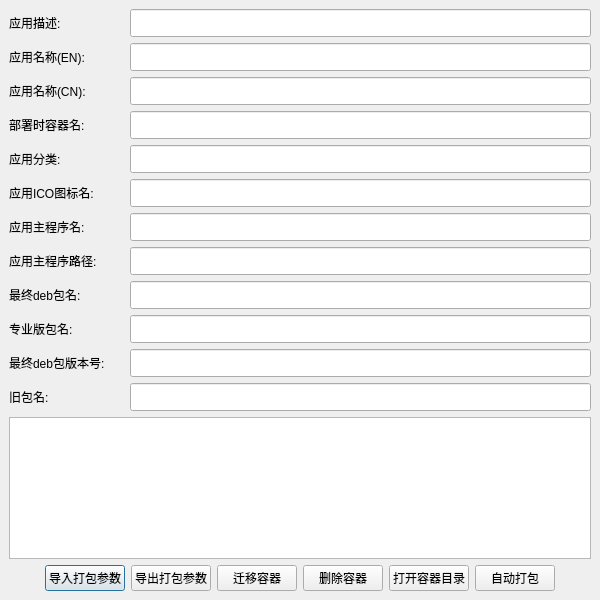
gfdgd-xi/vekcode, file ui/vekPackage.ui: the form before one commit.
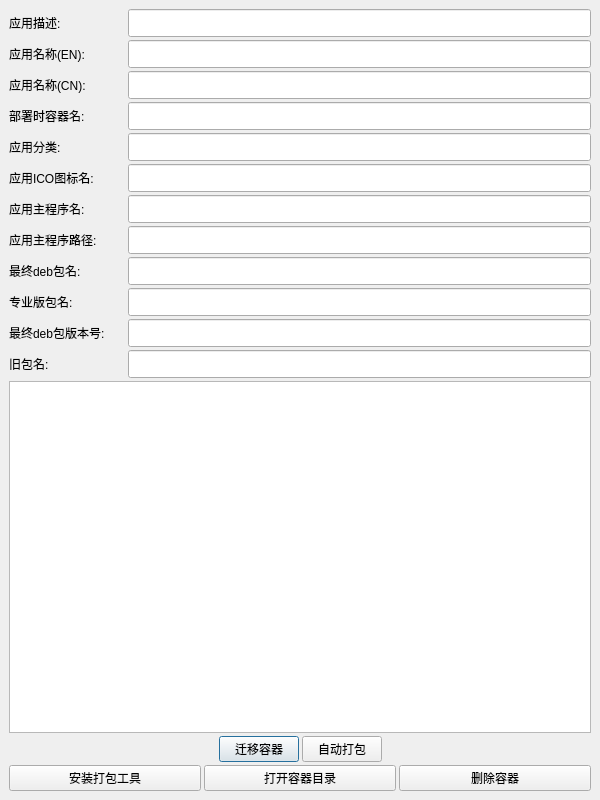
The form after the commit. Icons and pictures are not drawn.

Commit message: 完善部分打包功能

```diff
--- a/ui/vekPackage.ui
+++ b/ui/vekPackage.ui
@@ -10,13 +10,13 @@
     <x>0</x>
     <y>0</y>
     <width>600</width>
-    <height>600</height>
+    <height>800</height>
    </rect>
   </property>
   <property name="minimumSize">
    <size>
     <width>600</width>
-    <height>600</height>
+    <height>800</height>
    </size>
   </property>
   <property name="maximumSize">
@@ -42,7 +42,10 @@
     <number>9</number>
    </property>
    <item row="0" column="0">
-    <layout class="QVBoxLayout" name="verticalLayout" stretch="1,1,1,1,1,1,1,1,1,1,1,1,15,1">
+    <layout class="QVBoxLayout" name="verticalLayout" stretch="1,1,1,1,1,1,1,1,1,1,1,1,15,1,0">
+     <property name="spacing">
+      <number>3</number>
+     </property>
      <item>
       <layout class="QHBoxLayout" name="verticalLayout_11" stretch="20,80">
        <item>
@@ -536,20 +539,6 @@
          </property>
         </spacer>
        </item>
-       <item>
-        <widget class="QPushButton" name="pushButton_4">
-         <property name="text">
-          <string>导入打包参数</string>
-         </property>
-        </widget>
-       </item>
-       <item>
-        <widget class="QPushButton" name="pushButton_5">
-         <property name="text">
-          <string>导出打包参数</string>
-         </property>
-        </widget>
-       </item>
        <item>
         <widget class="QPushButton" name="pushButton_MOVEDOCKER">
          <property name="toolTip">
@@ -561,21 +550,7 @@
         </widget>
        </item>
        <item>
-        <widget class="QPushButton" name="pushButton_DELETEDOCKER">
-         <property name="text">
-          <string>删除容器</string>
-         </property>
-        </widget>
-       </item>
-       <item>
-        <widget class="QPushButton" name="pushButton_3">
-         <property name="text">
-          <string>打开容器目录</string>
-         </property>
-        </widget>
-       </item>
-       <item>
-        <widget class="QPushButton" name="pushButton_2">
+        <widget class="QPushButton" name="pushButton_PackageDeb">
          <property name="text">
           <string>自动打包</string>
          </property>
@@ -596,6 +571,31 @@
        </item>
       </layout>
      </item>
+     <item>
+      <layout class="QHBoxLayout" name="horizontalLayout_4">
+       <item>
+        <widget class="QPushButton" name="pushButton_InstallTool">
+         <property name="text">
+          <string>安装打包工具</string>
+         </property>
+        </widget>
+       </item>
+       <item>
+        <widget class="QPushButton" name="pushButton_3">
+         <property name="text">
+          <string>打开容器目录</string>
+         </property>
+        </widget>
+       </item>
+       <item>
+        <widget class="QPushButton" name="pushButton_DELETEDOCKER">
+         <property name="text">
+          <string>删除容器</string>
+         </property>
+        </widget>
+       </item>
+      </layout>
+     </item>
     </layout>
    </item>
   </layout>
```
Left out of the diff: 8 changed lines with no effect on the pictures. The commit also changes 7 other files.
